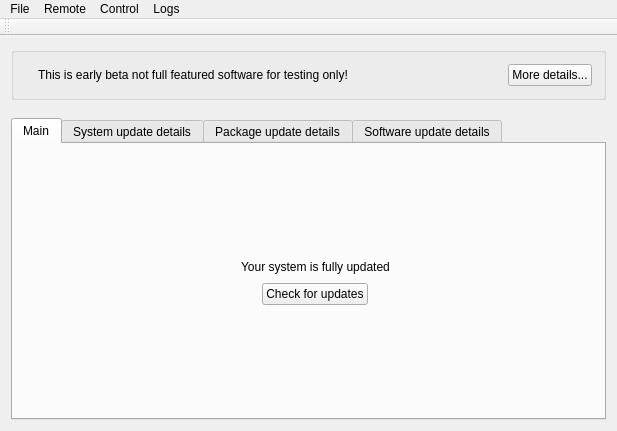
Above: src-qt4/pc-updatecenter/mainwindow.ui from trueos/pcbsd before the change. Below: the same form after it.
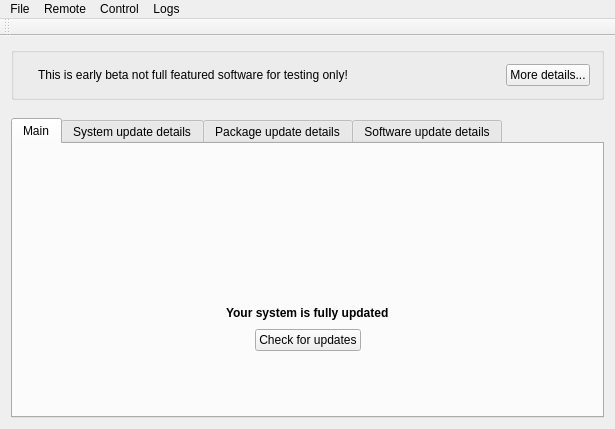
That is the form after the change. The open tabs and pages were chosen to show the change. Icons and pictures are not drawn. Custom widgets are drawn as their Qt base class.

Commit message: Some little 'fully update' page redisign

What changed in the file:
```diff
--- a/src-qt4/pc-updatecenter/mainwindow.ui
+++ b/src-qt4/pc-updatecenter/mainwindow.ui
@@ -6,8 +6,8 @@
    <rect>
     <x>0</x>
     <y>0</y>
-    <width>617</width>
-    <height>431</height>
+    <width>615</width>
+    <height>429</height>
    </rect>
   </property>
   <property name="windowTitle">
@@ -108,8 +108,21 @@
              </spacer>
             </item>
             <item>
-             <layout class="QGridLayout" name="gridLayout">
-              <item row="0" column="0" rowspan="2">
+             <layout class="QHBoxLayout" name="horizontalLayout_4">
+              <item>
+               <spacer name="horizontalSpacer_5">
+                <property name="orientation">
+                 <enum>Qt::Horizontal</enum>
+                </property>
+                <property name="sizeHint" stdset="0">
+                 <size>
+                  <width>40</width>
+                  <height>20</height>
+                 </size>
+                </property>
+               </spacer>
+              </item>
+              <item>
                <widget class="QLabel" name="label">
                 <property name="text">
                  <string/>
@@ -119,7 +132,35 @@
                 </property>
                </widget>
               </item>
-              <item row="0" column="1">
+              <item>
+               <spacer name="horizontalSpacer_6">
+                <property name="orientation">
+                 <enum>Qt::Horizontal</enum>
+                </property>
+                <property name="sizeHint" stdset="0">
+                 <size>
+                  <width>40</width>
+                  <height>20</height>
+                 </size>
+                </property>
+               </spacer>
+              </item>
+             </layout>
+            </item>
+            <item>
+             <spacer name="verticalSpacer_4">
+              <property name="orientation">
+               <enum>Qt::Vertical</enum>
+              </property>
+              <property name="sizeHint" stdset="0">
+               <size>
+                <width>20</width>
+                <height>40</height>
+               </size>
+              </property>
+             </spacer>
+            </item>
+            <item>
                <layout class="QHBoxLayout" name="horizontalLayout">
                 <item>
                  <spacer name="horizontalSpacer_2">
@@ -136,6 +177,12 @@
                 </item>
                 <item>
                  <widget class="QLabel" name="label_2">
+                <property name="font">
+                 <font>
+                  <weight>75</weight>
+                  <bold>true</bold>
+                 </font>
+                </property>
                   <property name="text">
                    <string>Your system is fully updated</string>
                   </property>
@@ -156,7 +203,7 @@
                 </item>
                </layout>
               </item>
-              <item row="1" column="1">
+            <item>
                <layout class="QHBoxLayout" name="horizontalLayout_2">
                 <item>
                  <spacer name="horizontalSpacer_3">
@@ -197,8 +244,6 @@
                 </item>
                </layout>
               </item>
-             </layout>
-            </item>
             <item>
              <spacer name="verticalSpacer_2">
               <property name="orientation">
@@ -357,7 +402,7 @@
     <rect>
      <x>0</x>
      <y>0</y>
-     <width>617</width>
+     <width>615</width>
      <height>21</height>
     </rect>
    </property>
```
Left out of the diff: 2 changed lines with no effect on the pictures. Lines whose indentation alone changed are shown as unchanged.
